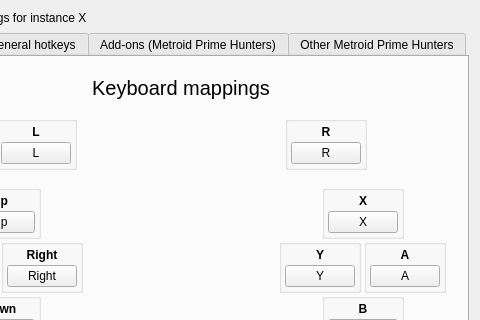
makinori/melonPrimeDS, file src/frontend/qt_sdl/InputConfig/InputConfigDialog.ui: the form before one commit; both pictures show x 118 to 598 and y 0 to 320 of the 598 by 525 pixel window.
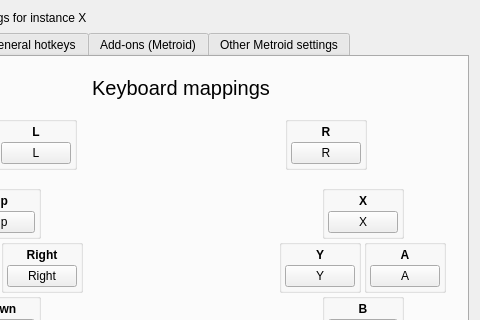
The form after the commit. Icons and pictures are not drawn.

Commit message: Add Metroid to menu bar

What changed in the file:
```diff
--- a/src/frontend/qt_sdl/InputConfig/InputConfigDialog.ui
+++ b/src/frontend/qt_sdl/InputConfig/InputConfigDialog.ui
@@ -2274,12 +2274,12 @@
      </widget>
      <widget class="QWidget" name="tabAddons">
       <attribute name="title">
-       <string>Add-ons (Metroid Prime Hunters)</string>
+       <string>Add-ons (Metroid)</string>
       </attribute>
      </widget>
      <widget class="QWidget" name="tabMetroidPrimeHunters">
       <attribute name="title">
-       <string>Other Metroid Prime Hunters</string>
+       <string>Other Metroid settings</string>
       </attribute>
       <layout class="QFormLayout" name="metroidFormLayout">
        <item row="0" column="0">
```
Left out of the diff: 2 changed lines with no effect on the pictures. The commit also changes 4 other files.
